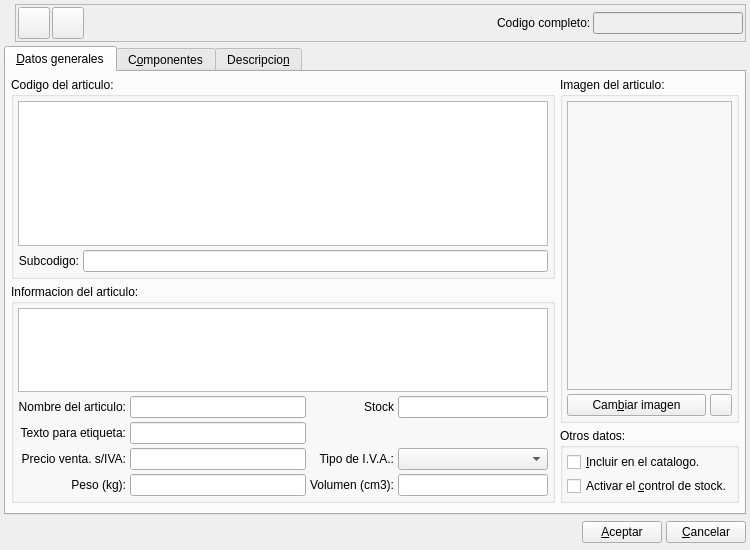
Qt form bulmages/bulmafact/plugins/pluginbf_articulo/articleeditbase.ui (eboladev/Bulmages-1) before a commit.
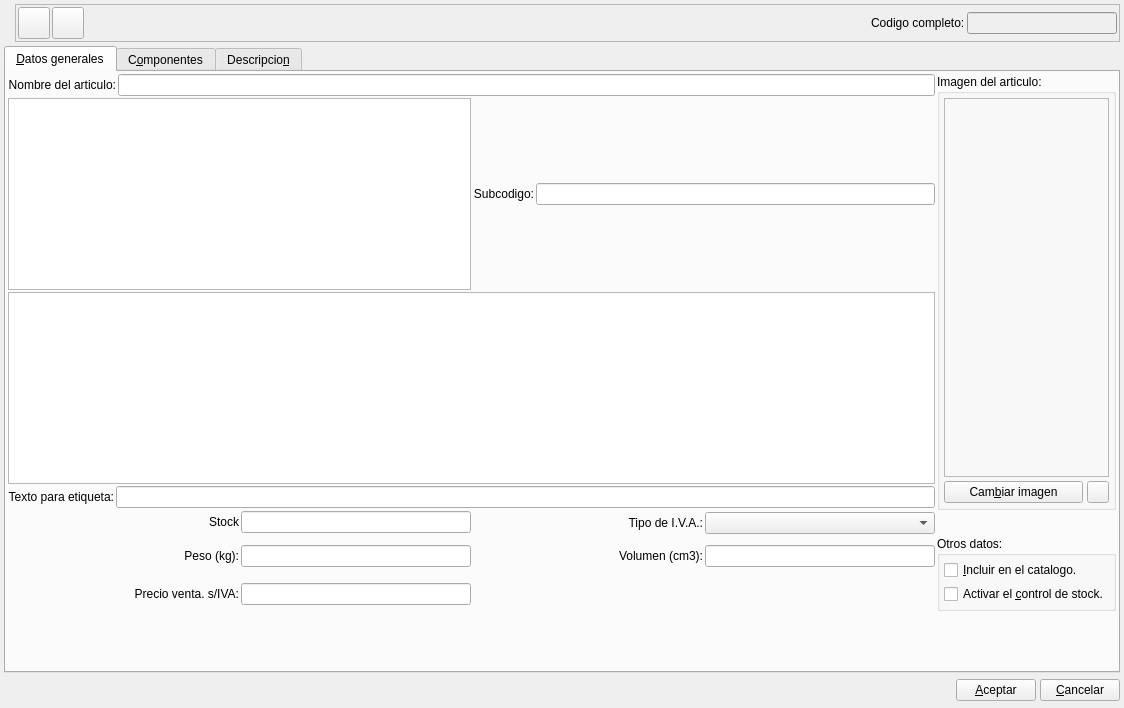
The same form after that commit. Icons and pictures are not drawn. Custom widgets are drawn as their Qt base class.

Commit message: Quito el plugin de minicontabilidad de la facturacion generica y cambio el diseño de la ficha de articulo

Diff of the .ui file:
```diff
--- a/bulmages/bulmafact/plugins/pluginbf_articulo/articleeditbase.ui
+++ b/bulmages/bulmafact/plugins/pluginbf_articulo/articleeditbase.ui
@@ -6,8 +6,8 @@
    <rect>
     <x>0</x>
     <y>0</y>
-    <width>750</width>
-    <height>550</height>
+    <width>1124</width>
+    <height>708</height>
    </rect>
   </property>
   <property name="minimumSize">
@@ -682,43 +682,11 @@
       <attribute name="title">
        <string>&amp;Datos generales</string>
       </attribute>
-      <layout class="QGridLayout">
-       <property name="margin">
-        <number>5</number>
-       </property>
-       <property name="spacing">
-        <number>5</number>
-       </property>
-       <item row="0" column="0">
-        <widget class="QGroupBox" name="groupBox">
-         <property name="sizePolicy">
-          <sizepolicy hsizetype="Preferred" vsizetype="Preferred">
-           <horstretch>0</horstretch>
-           <verstretch>0</verstretch>
-          </sizepolicy>
-         </property>
-         <property name="title">
-          <string>Codigo del articulo:</string>
-         </property>
-         <layout class="QGridLayout">
-          <property name="margin">
-           <number>4</number>
-          </property>
-          <property name="spacing">
-           <number>4</number>
-          </property>
+      <layout class="QGridLayout" name="gridLayout">
           <item row="0" column="0" colspan="2">
-           <widget class="BfBuscarFamilia" name="mui_idfamilia">
-            <property name="sizePolicy">
-             <sizepolicy hsizetype="Expanding" vsizetype="Preferred">
-              <horstretch>0</horstretch>
-              <verstretch>0</verstretch>
-             </sizepolicy>
-            </property>
-           </widget>
-          </item>
-          <item row="1" column="0">
-           <widget class="QLabel" name="textLabel1_2">
+        <layout class="QHBoxLayout" name="horizontalLayout_3">
+         <item>
+          <widget class="QLabel" name="textLabel2">
             <property name="sizePolicy">
              <sizepolicy hsizetype="Preferred" vsizetype="Fixed">
               <horstretch>0</horstretch>
@@ -726,13 +694,7 @@
              </sizepolicy>
             </property>
             <property name="text">
-             <string>Subcodigo:</string>
-            </property>
-            <property name="textFormat">
-             <enum>Qt::AutoText</enum>
-            </property>
-            <property name="scaledContents">
-             <bool>false</bool>
+            <string>Nombre del articulo:</string>
             </property>
             <property name="alignment">
              <set>Qt::AlignRight|Qt::AlignTrailing|Qt::AlignVCenter</set>
@@ -742,23 +704,16 @@
             </property>
            </widget>
           </item>
-          <item row="1" column="1">
-           <widget class="QLineEdit" name="mui_codarticulo">
-            <property name="sizePolicy">
-             <sizepolicy hsizetype="Expanding" vsizetype="Fixed">
-              <horstretch>0</horstretch>
-              <verstretch>0</verstretch>
-             </sizepolicy>
-            </property>
+         <item>
+          <widget class="QLineEdit" name="mui_nomarticulo">
             <property name="maxLength">
              <number>10</number>
             </property>
            </widget>
           </item>
          </layout>
-        </widget>
        </item>
-       <item row="0" column="1" rowspan="2">
+       <item row="0" column="2" rowspan="5">
         <widget class="QGroupBox" name="groupBox_4">
          <property name="title">
           <string>Imagen del articulo:</string>
@@ -837,95 +792,64 @@
          </layout>
         </widget>
        </item>
-       <item row="1" column="0" rowspan="2">
-        <widget class="QGroupBox" name="groupBox_2">
+       <item row="1" column="0">
+        <widget class="BfBuscarFamilia" name="mui_idfamilia">
          <property name="sizePolicy">
-          <sizepolicy hsizetype="Preferred" vsizetype="Preferred">
+          <sizepolicy hsizetype="Expanding" vsizetype="Preferred">
            <horstretch>0</horstretch>
            <verstretch>0</verstretch>
           </sizepolicy>
          </property>
-         <property name="title">
-          <string>Informacion del articulo:</string>
-         </property>
-         <layout class="QGridLayout" name="mui_gridLayout">
-          <property name="margin">
-           <number>4</number>
-          </property>
-          <property name="spacing">
-           <number>4</number>
-          </property>
-          <item row="0" column="0" colspan="4">
+        </widget>
+       </item>
+       <item row="1" column="1">
+        <layout class="QHBoxLayout" name="horizontalLayout_2">
+         <item>
+          <widget class="QLabel" name="textLabel1_2">
+           <property name="sizePolicy">
+            <sizepolicy hsizetype="Preferred" vsizetype="Fixed">
+             <horstretch>0</horstretch>
+             <verstretch>0</verstretch>
+            </sizepolicy>
+           </property>
+           <property name="text">
+            <string>Subcodigo:</string>
+           </property>
+           <property name="textFormat">
+            <enum>Qt::AutoText</enum>
+           </property>
+           <property name="scaledContents">
+            <bool>false</bool>
+           </property>
+           <property name="alignment">
+            <set>Qt::AlignRight|Qt::AlignTrailing|Qt::AlignVCenter</set>
+           </property>
+           <property name="buddy">
+            <cstring>mui_codarticulo</cstring>
+           </property>
+          </widget>
+         </item>
+         <item>
+          <widget class="QLineEdit" name="mui_codarticulo">
+           <property name="sizePolicy">
+            <sizepolicy hsizetype="Expanding" vsizetype="Fixed">
+             <horstretch>0</horstretch>
+             <verstretch>0</verstretch>
+            </sizepolicy>
+           </property>
+           <property name="maxLength">
+            <number>10</number>
+           </property>
+          </widget>
+         </item>
+        </layout>
+       </item>
+       <item row="2" column="0" colspan="2">
            <widget class="BfBuscarTipoArticulo" name="mui_idtipo_articulo"/>
           </item>
-          <item row="1" column="0">
-           <widget class="QLabel" name="textLabel2">
-            <property name="sizePolicy">
-             <sizepolicy hsizetype="Preferred" vsizetype="Fixed">
-              <horstretch>0</horstretch>
-              <verstretch>0</verstretch>
-             </sizepolicy>
-            </property>
-            <property name="text">
-             <string>Nombre del articulo:</string>
-            </property>
-            <property name="alignment">
-             <set>Qt::AlignRight|Qt::AlignTrailing|Qt::AlignVCenter</set>
-            </property>
-            <property name="buddy">
-             <cstring>mui_nomarticulo</cstring>
-            </property>
-           </widget>
-          </item>
-          <item row="1" column="1">
-           <widget class="QLineEdit" name="mui_nomarticulo">
-            <property name="maxLength">
-             <number>50</number>
-            </property>
-           </widget>
-          </item>
-          <item row="1" column="2">
-           <widget class="QLabel" name="textLabel3_2_6">
-            <property name="sizePolicy">
-             <sizepolicy hsizetype="Preferred" vsizetype="Fixed">
-              <horstretch>0</horstretch>
-              <verstretch>0</verstretch>
-             </sizepolicy>
-            </property>
-            <property name="text">
-             <string>Stock</string>
-            </property>
-            <property name="alignment">
-             <set>Qt::AlignRight|Qt::AlignTrailing|Qt::AlignVCenter</set>
-            </property>
-            <property name="buddy">
-             <cstring>mui_volumenundarticulo</cstring>
-            </property>
-           </widget>
-          </item>
-          <item row="1" column="3">
-           <widget class="BlDoubleSpinBox" name="mui_stockarticulo">
-            <property name="sizePolicy">
-             <sizepolicy hsizetype="Preferred" vsizetype="Fixed">
-              <horstretch>0</horstretch>
-              <verstretch>0</verstretch>
-             </sizepolicy>
-            </property>
-            <property name="minimumSize">
-             <size>
-              <width>150</width>
-              <height>0</height>
-             </size>
-            </property>
-            <property name="focusPolicy">
-             <enum>Qt::StrongFocus</enum>
-            </property>
-            <property name="alignment">
-             <set>Qt::AlignRight</set>
-            </property>
-           </widget>
-          </item>
-          <item row="2" column="0">
+       <item row="3" column="0" colspan="2">
+        <layout class="QHBoxLayout" name="horizontalLayout_7">
+         <item>
            <widget class="QLabel" name="textLabel12">
             <property name="enabled">
              <bool>true</bool>
@@ -947,7 +871,7 @@
             </property>
            </widget>
           </item>
-          <item row="2" column="1">
+         <item>
            <widget class="QLineEdit" name="mui_abrevarticulo">
             <property name="enabled">
              <bool>true</bool>
@@ -957,8 +881,12 @@
             </property>
            </widget>
           </item>
-          <item row="3" column="0">
-           <widget class="QLabel" name="textLabel3_2_3">
+        </layout>
+       </item>
+       <item row="4" column="0" rowspan="2">
+        <layout class="QHBoxLayout" name="horizontalLayout_4">
+         <item>
+          <widget class="QLabel" name="textLabel3_2_6">
             <property name="sizePolicy">
              <sizepolicy hsizetype="Preferred" vsizetype="Fixed">
               <horstretch>0</horstretch>
@@ -966,7 +894,7 @@
              </sizepolicy>
             </property>
             <property name="text">
-             <string>Precio venta. s/IVA:</string>
+            <string>Stock</string>
             </property>
             <property name="alignment">
              <set>Qt::AlignRight|Qt::AlignTrailing|Qt::AlignVCenter</set>
@@ -976,8 +904,8 @@
             </property>
            </widget>
           </item>
-          <item row="3" column="1">
-           <widget class="BlDoubleSpinBox" name="mui_pvparticulo">
+         <item>
+          <widget class="BlDoubleSpinBox" name="mui_stockarticulo">
             <property name="sizePolicy">
              <sizepolicy hsizetype="Preferred" vsizetype="Fixed">
               <horstretch>0</horstretch>
@@ -998,7 +926,11 @@
             </property>
            </widget>
           </item>
-          <item row="3" column="2">
+        </layout>
+       </item>
+       <item row="5" column="1">
+        <layout class="QHBoxLayout" name="horizontalLayout_5">
+         <item>
            <widget class="QLabel" name="textLabel10">
             <property name="sizePolicy">
              <sizepolicy hsizetype="Preferred" vsizetype="Fixed">
@@ -1017,7 +949,7 @@
             </property>
            </widget>
           </item>
-          <item row="3" column="3">
+         <item>
            <widget class="BfBuscarTipoIVA" name="mui_idtipo_iva">
             <property name="sizePolicy">
              <sizepolicy hsizetype="Preferred" vsizetype="Fixed">
@@ -1033,7 +965,11 @@
             </property>
            </widget>
           </item>
-          <item row="4" column="0">
+        </layout>
+       </item>
+       <item row="6" column="0">
+        <layout class="QHBoxLayout" name="horizontalLayout_9">
+         <item>
            <widget class="QLabel" name="textLabel3_2_4">
             <property name="sizePolicy">
              <sizepolicy hsizetype="Preferred" vsizetype="Fixed">
@@ -1052,7 +988,7 @@
             </property>
            </widget>
           </item>
-          <item row="4" column="1">
+         <item>
            <widget class="BlDoubleSpinBox" name="mui_pesoundarticulo">
             <property name="sizePolicy">
              <sizepolicy hsizetype="Preferred" vsizetype="Fixed">
@@ -1074,7 +1010,11 @@
             </property>
            </widget>
           </item>
-          <item row="4" column="2">
+        </layout>
+       </item>
+       <item row="6" column="1">
+        <layout class="QHBoxLayout" name="horizontalLayout_6">
+         <item>
            <widget class="QLabel" name="textLabel3_2_5">
             <property name="sizePolicy">
              <sizepolicy hsizetype="Preferred" vsizetype="Fixed">
@@ -1093,7 +1033,7 @@
             </property>
            </widget>
           </item>
-          <item row="4" column="3">
+         <item>
            <widget class="BlDoubleSpinBox" name="mui_volumenundarticulo">
             <property name="sizePolicy">
              <sizepolicy hsizetype="Preferred" vsizetype="Fixed">
@@ -1116,9 +1056,8 @@
            </widget>
           </item>
          </layout>
-        </widget>
        </item>
-       <item row="2" column="1">
+       <item row="6" column="2" rowspan="2">
         <widget class="QGroupBox" name="groupBox_3">
          <property name="sizePolicy">
           <sizepolicy hsizetype="Preferred" vsizetype="Fixed">
@@ -1159,7 +1098,52 @@
          </layout>
         </widget>
        </item>
-       <item row="3" column="0" colspan="2">
+       <item row="7" column="0">
+        <layout class="QHBoxLayout" name="horizontalLayout_8">
+         <item>
+          <widget class="QLabel" name="textLabel3_2_3">
+           <property name="sizePolicy">
+            <sizepolicy hsizetype="Preferred" vsizetype="Fixed">
+             <horstretch>0</horstretch>
+             <verstretch>0</verstretch>
+            </sizepolicy>
+           </property>
+           <property name="text">
+            <string>Precio venta. s/IVA:</string>
+           </property>
+           <property name="alignment">
+            <set>Qt::AlignRight|Qt::AlignTrailing|Qt::AlignVCenter</set>
+           </property>
+           <property name="buddy">
+            <cstring>mui_pvparticulo</cstring>
+           </property>
+          </widget>
+         </item>
+         <item>
+          <widget class="BlDoubleSpinBox" name="mui_pvparticulo">
+           <property name="sizePolicy">
+            <sizepolicy hsizetype="Preferred" vsizetype="Fixed">
+             <horstretch>0</horstretch>
+             <verstretch>0</verstretch>
+            </sizepolicy>
+           </property>
+           <property name="minimumSize">
+            <size>
+             <width>150</width>
+             <height>0</height>
+            </size>
+           </property>
+           <property name="focusPolicy">
+            <enum>Qt::StrongFocus</enum>
+           </property>
+           <property name="alignment">
+            <set>Qt::AlignRight</set>
+           </property>
+          </widget>
+         </item>
+        </layout>
+       </item>
+       <item row="8" column="0" colspan="3">
         <widget class="QFrame" name="m_frameplugin">
          <property name="frameShape">
           <enum>QFrame::StyledPanel</enum>
@@ -1169,6 +1153,19 @@
          </property>
         </widget>
        </item>
+       <item row="9" column="0">
+        <spacer name="verticalSpacer">
+         <property name="orientation">
+          <enum>Qt::Vertical</enum>
+         </property>
+         <property name="sizeHint" stdset="0">
+          <size>
+           <width>20</width>
+           <height>40</height>
+          </size>
+         </property>
+        </spacer>
+       </item>
       </layout>
      </widget>
      <widget class="QWidget" name="Tab2">
```
Left out of the diff: 6 changed lines with no effect on the pictures. Lines whose indentation alone changed are shown as unchanged. The commit also changes 3 other files.
